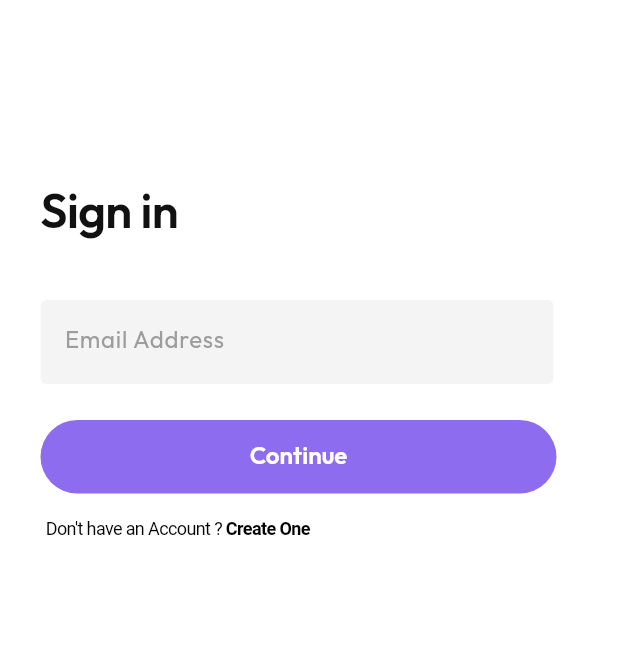
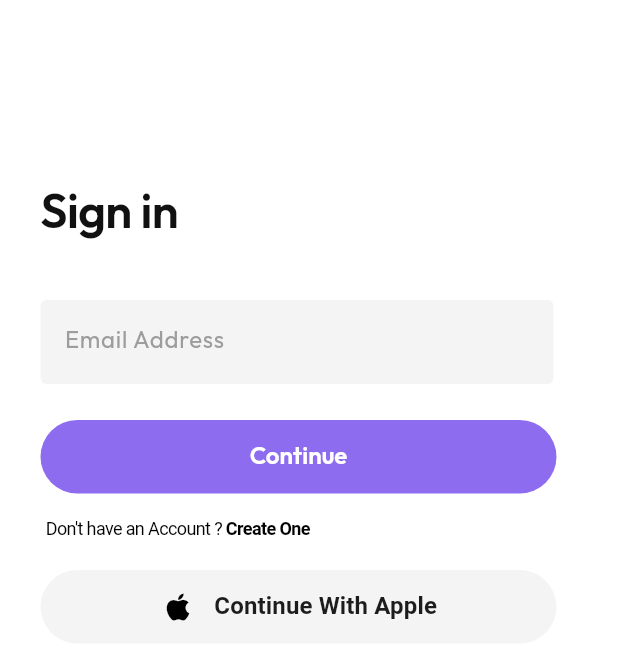
Before and after one commit to kurachix/componentesflutter, a Flutter app: the screen it shows after launch, on a phone screen of 412 x 824 dp. Shown: the top 660 px of the screen. Run offline on Flutter 3.47's test engine with Material 3 defaults, Android fonts, the phone set to English and light mode, and no system bars; our stand-ins replace device_preview, google_fonts; Roboto replaces fonts that are missing (Circular Std).

Commit message:
Add BotaoLogin widget and integrate it into HomeScreen

```diff
--- a/lib/main.dart
+++ b/lib/main.dart
@@ -6,6 +6,7 @@ import 'widgets/texto_superior.dart';
 import 'widgets/campo_formulario.dart';
 import 'widgets/botao_padrao.dart';
 import 'widgets/texto_com_span.dart';
+import 'widgets/botao_login.dart';
 
 void main() {
   runApp(
@@ -63,6 +64,19 @@ class HomeScreen extends StatelessWidget {
               textoEmSpan: 'Create One',
             ),
           ),
+          Positioned(
+            top: 380,
+            left: 27,
+            child: BotaoLogin(
+              texto: 'Continue With Apple',
+              icone: Icon(
+                Icons.apple,
+                size: 24,
+                color: Colors.black,
+              ),
+              onPressed: () {},
+            ),
+          ),
         ],
       ),
     );
--- /dev/null
+++ b/lib/widgets/botao_login.dart
@@ -0,0 +1,60 @@
+import 'package:flutter/material.dart';
+
+class BotaoLogin extends StatelessWidget {
+  const BotaoLogin({
+    super.key,
+    required this.texto,
+    required this.icone,
+    required this.onPressed,
+    this.width = 344,
+    this.height = 49,
+    this.backgroundColor = const Color(0xFFF4F4F4),
+    this.textColor = const Color(0xFF1C1C1C),
+  });
+
+  final String texto;
+  final Widget icone;
+  final VoidCallback onPressed;
+  final double width;
+  final double height;
+  final Color backgroundColor;
+  final Color textColor;
+
+  @override
+  Widget build(BuildContext context) {
+    return SizedBox(
+      width: width,
+      height: height,
+      child: ElevatedButton(
+        onPressed: onPressed,
+        style: ElevatedButton.styleFrom(
+          backgroundColor: backgroundColor,
+          foregroundColor: textColor,
+          elevation: 0,
+          shadowColor: Colors.transparent,
+          padding: const EdgeInsets.symmetric(horizontal: 48.6, vertical: 11),
+          shape: RoundedRectangleBorder(
+            borderRadius: BorderRadius.circular(100),
+          ),
+        ),
+        child: Row(
+          mainAxisAlignment: MainAxisAlignment.center,
+          children: [
+            icone,
+            const SizedBox(width: 12.15),
+            Text(
+              texto,
+              textAlign: TextAlign.center,
+              style: const TextStyle(
+                fontFamily: 'Circular Std',
+                fontSize: 16,
+                fontWeight: FontWeight.w700,
+                height: 1.0,
+              ).copyWith(color: textColor),
+            ),
+          ],
+        ),
+      ),
+    );
+  }
+}
```
